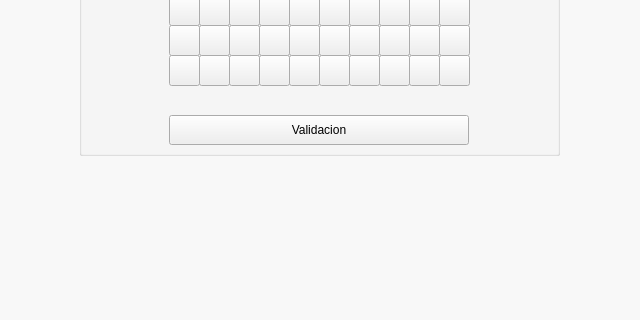
The window that UI.ui (MaregaAugusto/IA-MLP) describes before a commit, drawn with Qt 5; both pictures show x 171 to 811 and y 309 to 629 of the 1141 by 800 pixel window.
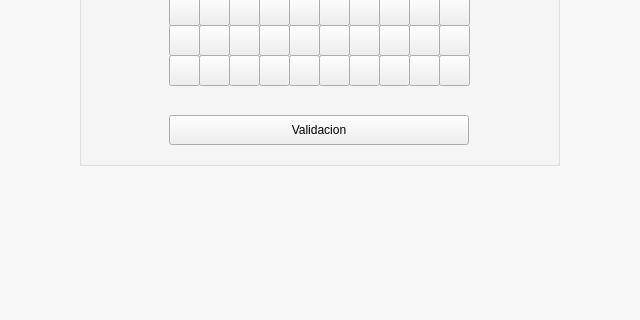
The same window after the commit. The open tabs and pages were chosen to show the change.

Diff of the .ui file:
```diff
--- a/UI.ui
+++ b/UI.ui
@@ -747,7 +747,7 @@
              <x>230</x>
              <y>30</y>
              <width>481</width>
-             <height>391</height>
+             <height>401</height>
             </rect>
            </property>
            <property name="title">
```
Left out of the diff: 2 changed lines with no effect on the pictures.
